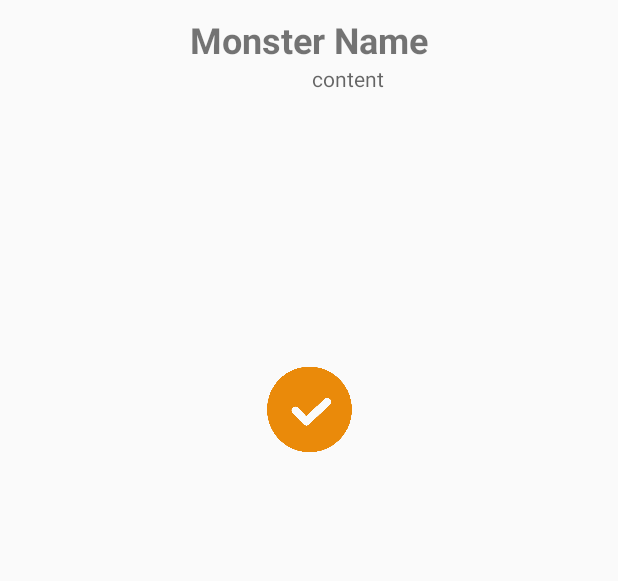
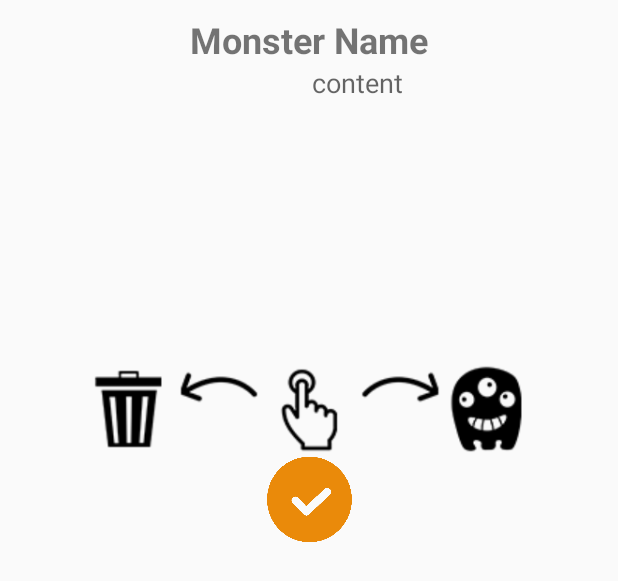
Before and after one commit to galyanae/MonsterLunch, an Android app: the layout new_news.xml on its own in the app's theme, with its tools: preview values and no code run, on a phone screen of 412 x 824 dp. Shown: the top 581 px of the screen. Run offline under Robolectric (Android 15) with nearby library versions, the phone set to English and light mode, and no system bars.

Commit message:
VERSION B

```diff
--- a/app/src/main/java/galyanae/monsterlunch/MainActivity.java
+++ b/app/src/main/java/galyanae/monsterlunch/MainActivity.java
@@ -105,7 +105,7 @@ public class MainActivity extends AppCompatActivity {
         background.setOnDragListener(dropListener);
 
         mediaPlayer = MediaPlayer.create(this,R.raw.flyingmusic);
-        mediaPlayer.setVolume(10,10);
+        mediaPlayer.setVolume(6,6);
         mediaPlayer.start();
 
         scores = new TextView[5];
@@ -118,7 +118,7 @@ public class MainActivity extends AppCompatActivity {
         winkles(MonsterAction.WINKLES);
 
         hTextView = (TextView) findViewById(timeTXT);
-       gameTimer = new GameTimer(45000, 1000,hTextView);
+       gameTimer = new GameTimer(60000, 1000,hTextView);
         gameTimer.start();
 
 
@@ -358,7 +358,7 @@ public void updateScore (){
             case EATS:
                 monster.setBackgroundResource(monsterObj.getImageMounhClose());
                 monsterSound = MediaPlayer.create(this,monsterObj.getEatSound());
-                monsterSound.setVolume(18,18);
+                monsterSound.setVolume(22,22);
                 monsterSound.start();
                 returnState();
                 break;
@@ -465,7 +465,16 @@ public void updateScore (){
     }
 
 
+
+    @Override
+    protected void onStop() {
+        mediaPlayer.stop();
+        monsterSound.stop();
+        super.onStop();
+    }
 }
+
+
 
 //    public static  class FireMissilesDialogFragment extends DialogFragment {
 //        @Override
--- a/app/src/main/res/layout/new_news.xml
+++ b/app/src/main/res/layout/new_news.xml
@@ -27,7 +27,7 @@
             android:ellipsize="end"
             android:minLines="3"
             android:hint="content"
-            android:textSize="14dp"
+            android:textSize="18dp"
             android:textStyle="normal"
             android:layout_marginLeft="5dp"
             android:layout_marginRight="7dp"
@@ -58,12 +58,79 @@
         android:layout_alignParentLeft="true"
         android:layout_alignParentStart="true" />
 
+    <LinearLayout
+        android:orientation="horizontal"
+        android:layout_width="wrap_content"
+        android:layout_height="wrap_content"
+        android:weightSum="5"
+        android:layout_below="@+id/linearLayout2"
+        android:id="@+id/liner"
+        android:layout_gravity="bottom"
+        android:layout_weight="1"
+        android:layout_centerHorizontal="true">
+
+
+        <ImageView
+        android:layout_width="60dp"
+        android:layout_height="60dp"
+        android:layout_weight="1"
+        android:background="@drawable/monster"
+        android:id="@+id/imageView3"
+        android:layout_below="@+id/ivCancel"
+        android:layout_alignParentLeft="true"
+        android:layout_alignParentStart="true" />
+
+        <ImageView
+            android:layout_width="60dp"
+            android:layout_height="60dp"
+            android:layout_weight="1"
+            android:background="@drawable/arrrig"
+            android:id="@+id/imageView4"
+            android:layout_below="@+id/ivCancel"
+            android:layout_alignParentLeft="true"
+            android:layout_alignParentStart="true" />
+
+        <ImageView
+            android:layout_width="60dp"
+            android:layout_height="60dp"
+            android:layout_weight="1"
+            android:background="@drawable/touch"
+            android:id="@+id/imageView5"
+            android:layout_below="@+id/ivCancel"
+            android:layout_alignParentLeft="true"
+            android:layout_alignParentStart="true" />
+
+        <ImageView
+            android:layout_width="60dp"
+            android:layout_height="60dp"
+            android:layout_weight="1"
+            android:background="@drawable/arrleft"
+            android:id="@+id/imageView6"
+            android:layout_below="@+id/ivCancel"
+            android:layout_alignParentLeft="true"
+            android:layout_alignParentStart="true" />
+
+        <ImageView
+            android:layout_width="60dp"
+            android:layout_height="60dp"
+            android:layout_weight="1"
+            android:background="@drawable/trash"
+            android:id="@+id/imageView7"
+            android:layout_below="@+id/ivCancel"
+            android:layout_alignParentLeft="true"
+            android:layout_alignParentStart="true" />
+
+
+
+    </LinearLayout>
+
     <ImageView
         android:layout_width="60dp"
         android:layout_height="60dp"
         android:id="@+id/ivCancel"
         android:background="@drawable/check"
-        android:layout_below="@+id/linearLayout2"
+        android:layout_below="@+id/liner"
         android:layout_centerHorizontal="true" />
 
+
 </RelativeLayout>
```
Also changed, not shown: app/src/main/res/drawable/arrleft.png (added), app/src/main/res/drawable/arrrig.png (added), app/src/main/res/drawable/monster.png (added), app/src/main/res/drawable/touch.png (added), app/src/main/res/drawable/trash.png (added).
